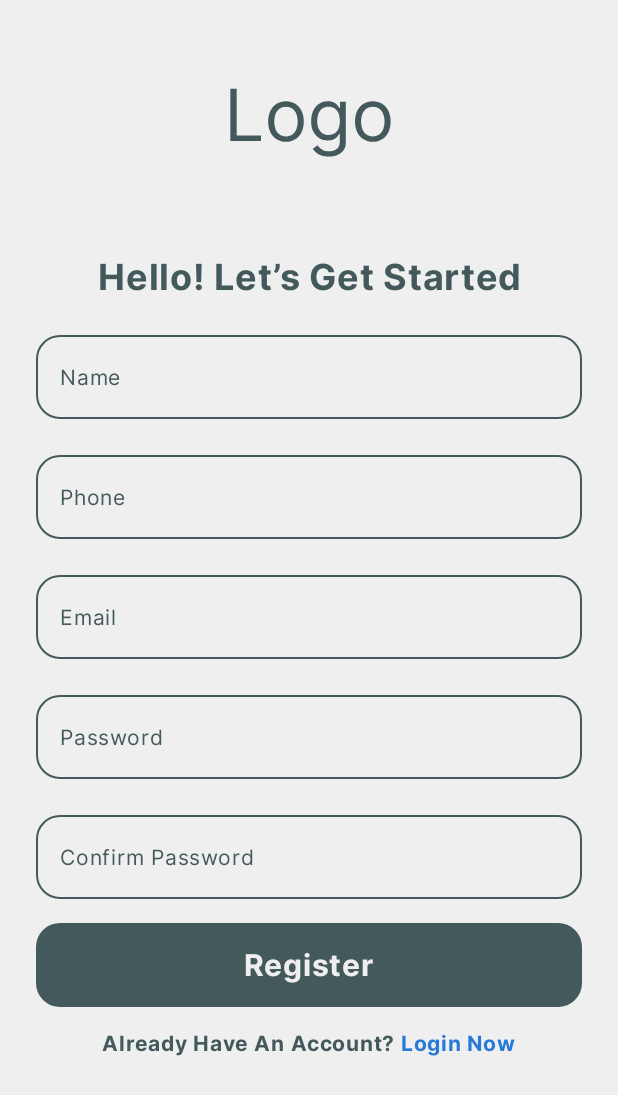
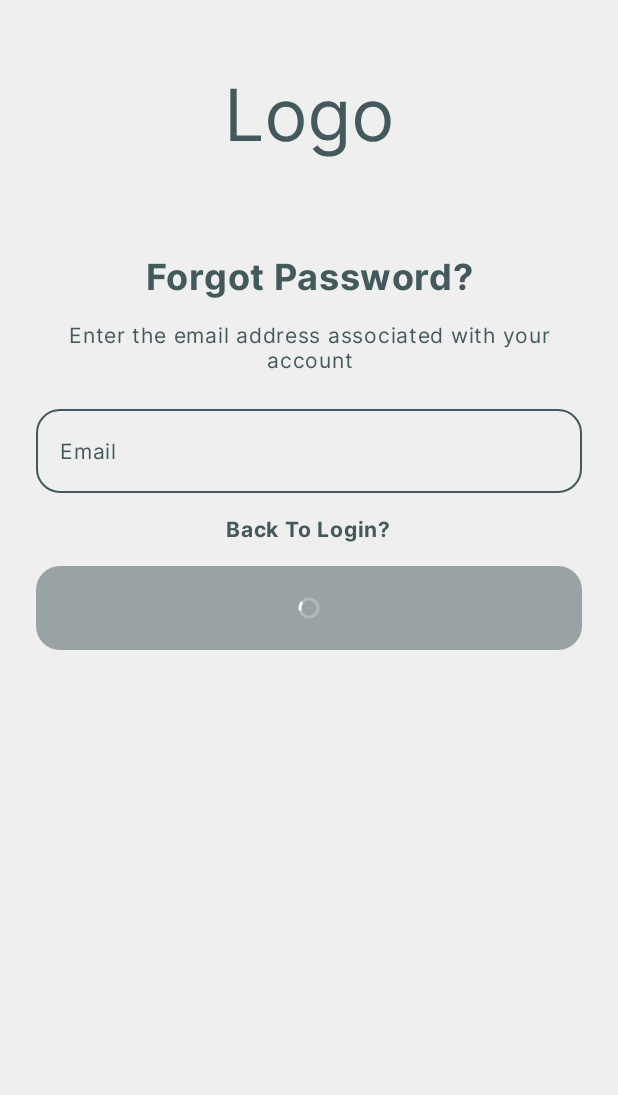
Before and after one commit to Eg-Tour-Guide/Eg-Tour-Guide-Android, an Android app built with Jetpack Compose: the screen it shows after launch (MainActivity), on a phone screen of 412 x 824 dp. Shown: the top 1095 px of the screen. Run offline under Robolectric (Android 15) with nearby library versions, the phone set to English and light mode, and no system bars; our stand-ins replace Dagger/Hilt's generated code.

Commit message:
ForgotPasswordScreen

```diff
--- /dev/null
+++ b/app/src/main/java/com/egtourguide/auth/presentation/forgot_password/ForgotPasswordScreen.kt
@@ -0,0 +1,156 @@
+package com.egtourguide.auth.presentation.forgot_password
+
+import androidx.compose.foundation.background
+import androidx.compose.foundation.layout.Arrangement
+import androidx.compose.foundation.layout.Column
+import androidx.compose.foundation.layout.fillMaxSize
+import androidx.compose.foundation.layout.fillMaxWidth
+import androidx.compose.foundation.layout.padding
+import androidx.compose.foundation.rememberScrollState
+import androidx.compose.foundation.text.ClickableText
+import androidx.compose.foundation.text.KeyboardActions
+import androidx.compose.foundation.verticalScroll
+import androidx.compose.material3.MaterialTheme
+import androidx.compose.material3.Text
+import androidx.compose.runtime.Composable
+import androidx.compose.runtime.collectAsState
+import androidx.compose.runtime.getValue
+import androidx.compose.ui.Alignment
+import androidx.compose.ui.Modifier
+import androidx.compose.ui.focus.FocusManager
+import androidx.compose.ui.platform.LocalFocusManager
+import androidx.compose.ui.res.stringResource
+import androidx.compose.ui.text.SpanStyle
+import androidx.compose.ui.text.buildAnnotatedString
+import androidx.compose.ui.text.input.ImeAction
+import androidx.compose.ui.text.style.TextAlign
+import androidx.compose.ui.text.withStyle
+import androidx.compose.ui.tooling.preview.Preview
+import androidx.compose.ui.unit.dp
+import androidx.hilt.navigation.compose.hiltViewModel
+import com.egtourguide.R
+import com.egtourguide.auth.presentation.components.AuthHeader
+import com.egtourguide.core.presentation.components.MainButton
+import com.egtourguide.core.presentation.components.MainTextField
+
+@Composable
+fun ForgotPasswordScreen(
+    viewModel: ForgotPasswordViewModel = hiltViewModel(),
+    onNavigateUp: () -> Unit = {},
+    onNavigateToOTP: () -> Unit = {}
+) {
+    val uiState by viewModel.uiState.collectAsState()
+
+    ForgotPasswordScreenContent(
+        uiState = uiState,
+        onEmailChanged = viewModel::onEmailChanged,
+        onBackToLoginClicked = onNavigateUp,
+        onNextClicked = onNavigateToOTP
+    )
+}
+
+@Composable
+fun ForgotPasswordScreenContent(
+    uiState: ForgotPasswordUIState,
+    onEmailChanged: (String) -> Unit,
+    onBackToLoginClicked: () -> Unit,
+    onNextClicked: () -> Unit
+) {
+    val scrollState = rememberScrollState()
+    val focusManager = LocalFocusManager.current
+
+    Column(
+        modifier = Modifier
+            .fillMaxSize()
+            .background(MaterialTheme.colorScheme.background)
+            .verticalScroll(scrollState)
+            .padding(horizontal = 24.dp),
+        horizontalAlignment = Alignment.CenterHorizontally,
+        verticalArrangement = Arrangement.spacedBy(16.dp)
+    ) {
+        AuthHeader(
+            title = stringResource(R.string.forgot_password)
+        )
+
+        ForgotPasswordDataSection(
+            email = uiState.email,
+            onEmailChanged = onEmailChanged,
+            focusManager = focusManager
+        )
+
+        ForgotPasswordFooter(
+            focusManager = focusManager,
+            onBackToLoginClicked = onBackToLoginClicked,
+            onNextClicked = onNextClicked,
+            isLoading = true //TODO
+        )
+    }
+}
+
+@Composable
+private fun ForgotPasswordDataSection(
+    email: String,
+    onEmailChanged: (String) -> Unit,
+    focusManager: FocusManager
+) {
+    Text(
+        text = stringResource(R.string.enter_the_email_address_associated),
+        textAlign = TextAlign.Center,
+        style = MaterialTheme.typography.titleSmall,
+        color = MaterialTheme.colorScheme.onBackground
+    )
+
+    MainTextField(
+        modifier = Modifier.fillMaxWidth(),
+        value = email,
+        onValueChanged = onEmailChanged,
+        labelText = stringResource(id = R.string.email),
+        placeholderText = stringResource(id = R.string.email),
+        imeAction = ImeAction.Done,
+        keyboardActions = KeyboardActions(
+            onDone = {
+                focusManager.clearFocus()
+            }
+        )
+    )
+}
+
+@Composable
+private fun ForgotPasswordFooter(
+    focusManager: FocusManager,
+    onBackToLoginClicked: () -> Unit,
+    onNextClicked: () -> Unit,
+    isLoading: Boolean
+) {
+    val annotatedString = buildAnnotatedString {
+        withStyle(
+            style = SpanStyle(color = MaterialTheme.colorScheme.onBackground)
+        ) {
+            append("Back To Login?")
+        }
+    }
+
+    ClickableText(
+        text = annotatedString,
+        onClick = { onBackToLoginClicked() },
+        style = MaterialTheme.typography.titleMedium
+    )
+
+    MainButton(
+        modifier = Modifier
+            .padding(bottom = 16.dp)
+            .fillMaxWidth(),
+        text = stringResource(id = R.string.verify),
+        onClick = {
+            focusManager.clearFocus()
+            onNextClicked()
+        },
+        isLoading = isLoading
+    )
+}
+
+@Preview
+@Composable
+private fun ForgotPasswordScreenPreview() {
+
+}
--- /dev/null
+++ b/app/src/main/java/com/egtourguide/auth/presentation/forgot_password/ForgotPasswordUIState.kt
@@ -0,0 +1,5 @@
+package com.egtourguide.auth.presentation.forgot_password
+
+data class ForgotPasswordUIState(
+    val email: String = ""
+)
--- /dev/null
+++ b/app/src/main/java/com/egtourguide/auth/presentation/forgot_password/ForgotPasswordViewModel.kt
@@ -0,0 +1,21 @@
+package com.egtourguide.auth.presentation.forgot_password
+
+import androidx.lifecycle.ViewModel
+import dagger.hilt.android.lifecycle.HiltViewModel
+import kotlinx.coroutines.flow.MutableStateFlow
+import kotlinx.coroutines.flow.asStateFlow
+import kotlinx.coroutines.flow.update
+import javax.inject.Inject
+
+@HiltViewModel
+class ForgotPasswordViewModel @Inject constructor(
+
+) : ViewModel() {
+    private val _uiState = MutableStateFlow(ForgotPasswordUIState())
+    val uiState = _uiState.asStateFlow()
+
+    fun onEmailChanged(email: String) {
+        _uiState.update { it.copy(email = email) }
+    }
+
+}
--- /dev/null
+++ b/app/src/main/java/com/egtourguide/auth/presentation/reset_password/ResetPasswordScreen.kt
@@ -0,0 +1 @@
+package com.egtourguide.auth.presentation.reset_password
--- /dev/null
+++ b/app/src/main/java/com/egtourguide/auth/presentation/reset_password/ResetPasswordUIState.kt
@@ -0,0 +1,6 @@
+package com.egtourguide.auth.presentation.reset_password
+
+data class ResetPasswordUIState(
+    val password: String = "",
+    val confirmPassword: String = ""
+)
--- /dev/null
+++ b/app/src/main/java/com/egtourguide/auth/presentation/reset_password/ResetPasswordViewModel.kt
@@ -0,0 +1,11 @@
+package com.egtourguide.auth.presentation.reset_password
+
+import androidx.lifecycle.ViewModel
+import dagger.hilt.android.lifecycle.HiltViewModel
+import javax.inject.Inject
+
+@HiltViewModel
+class ResetPasswordViewModel @Inject constructor(
+
+) : ViewModel() {
+}
--- a/app/src/main/java/com/egtourguide/core/presentation/MainActivity.kt
+++ b/app/src/main/java/com/egtourguide/core/presentation/MainActivity.kt
@@ -8,6 +8,7 @@ import androidx.core.view.ViewCompat
 import androidx.core.view.WindowInsetsCompat
 import androidx.core.view.updatePadding
 import androidx.navigation.compose.rememberNavController
+import com.egtourguide.auth.presentation.forgot_password.ForgotPasswordScreen
 import com.egtourguide.core.presentation.navigation.AppNavigation
 import com.egtourguide.core.presentation.navigation.AppScreen
 import com.egtourguide.core.presentation.ui.theme.EGTourGuideTheme
@@ -30,10 +31,11 @@ class MainActivity : ComponentActivity() {
         setContent {
             EGTourGuideTheme {
                 val navController = rememberNavController()
-                AppNavigation(
+                /*AppNavigation(
                     navController = navController,
                     startDestination = AppScreen.SignUp.route
-                )
+                )*/
+                ForgotPasswordScreen()
             }
         }
     }
--- a/app/src/main/java/com/egtourguide/core/presentation/components/MainButton.kt
+++ b/app/src/main/java/com/egtourguide/core/presentation/components/MainButton.kt
@@ -1,22 +1,25 @@
 package com.egtourguide.core.presentation.components
 
-import androidx.compose.foundation.background
-import androidx.compose.foundation.clickable
-import androidx.compose.foundation.layout.Box
 import androidx.compose.foundation.layout.fillMaxWidth
 import androidx.compose.foundation.layout.height
-import androidx.compose.foundation.layout.padding
+import androidx.compose.foundation.layout.size
 import androidx.compose.foundation.shape.RoundedCornerShape
-import androidx.compose.material3.CircularProgressIndicator
+import androidx.compose.material3.Button
+import androidx.compose.material3.ButtonDefaults
 import androidx.compose.material3.MaterialTheme
 import androidx.compose.material3.Text
 import androidx.compose.runtime.Composable
-import androidx.compose.ui.Alignment
+import androidx.compose.runtime.getValue
+import androidx.compose.runtime.mutableStateOf
+import androidx.compose.runtime.remember
 import androidx.compose.ui.Modifier
-import androidx.compose.ui.draw.clip
-import androidx.compose.ui.text.TextStyle
 import androidx.compose.ui.tooling.preview.Preview
 import androidx.compose.ui.unit.dp
+import com.airbnb.lottie.compose.LottieAnimation
+import com.airbnb.lottie.compose.LottieCompositionSpec
+import com.airbnb.lottie.compose.LottieConstants
+import com.airbnb.lottie.compose.rememberLottieComposition
+import com.egtourguide.R
 import com.egtourguide.core.presentation.ui.theme.EGTourGuideTheme
 
 @Preview(showBackground = true)
@@ -24,47 +27,51 @@ import com.egtourguide.core.presentation.ui.theme.EGTourGuideTheme
 private fun MainButtonPreview() {
     EGTourGuideTheme {
         MainButton(
-            modifier = Modifier
-                .fillMaxWidth()
-                .height(56.dp),
+            modifier = Modifier.fillMaxWidth(),
             text = "Test",
-            isLoading = true
+            isLoading = false
         )
     }
 }
 
-// TODO: Implement This!!
 @Composable
 fun MainButton(
     modifier: Modifier = Modifier,
     text: String = "",
+    onClick: () -> Unit = {},
     isLoading: Boolean = false,
-    onClick: () -> Unit = {},
-    textStyle: TextStyle = MaterialTheme.typography.displayMedium
+    isWightBtn: Boolean = false
 ) {
-    Box(
-        modifier = modifier
-            .clip(RoundedCornerShape(16.dp))
-            .background(
-                if (isLoading) MaterialTheme.colorScheme.outline
-                else MaterialTheme.colorScheme.primary
-            )
-            .clickable(
-                enabled = !isLoading,
-                onClick = onClick,
-            )
-            .padding(horizontal = 24.dp),
-        contentAlignment = Alignment.Center
+    val isEnabled by remember{ mutableStateOf(!isLoading) }
+    Button(
+        modifier = modifier.height(56.dp),
+        onClick = onClick,
+        shape = RoundedCornerShape(16.dp),
+        enabled = isEnabled,
+        colors = ButtonDefaults.buttonColors(
+            containerColor = if (isWightBtn) MaterialTheme.colorScheme.primaryContainer
+            else MaterialTheme.colorScheme.primary,
+            disabledContainerColor = if (isWightBtn) MaterialTheme.colorScheme.primaryContainer
+            else MaterialTheme.colorScheme.primary.copy(alpha = 0.5f),
+            contentColor = if (isWightBtn) MaterialTheme.colorScheme.onBackground
+            else MaterialTheme.colorScheme.onPrimary,
+            disabledContentColor = if (isWightBtn) MaterialTheme.colorScheme.outline
+            else MaterialTheme.colorScheme.onPrimary.copy(alpha = 0.5f),
+        )
     ) {
         if (isLoading) {
-            CircularProgressIndicator(
-                color = MaterialTheme.colorScheme.onPrimary
+            val composition by rememberLottieComposition(
+                LottieCompositionSpec.RawRes(R.raw.button_loading_anim)
+            )
+            LottieAnimation(
+                modifier = Modifier.size(72.dp),
+                composition = composition,
+                iterations = LottieConstants.IterateForever
             )
         } else {
             Text(
                 text = text,
-                color = MaterialTheme.colorScheme.onPrimary,
-                style = textStyle
+                style = MaterialTheme.typography.displayMedium
             )
         }
     }
--- a/app/src/main/res/values/strings.xml
+++ b/app/src/main/res/values/strings.xml
@@ -26,4 +26,6 @@
     <string name="verify">Verify</string>
     <string name="logo">Logo</string>
     <string name="we_sent_new_code">We sent a new code</string>
+    <string name="forgot_password">Forgot Password?</string>
+    <string name="enter_the_email_address_associated">Enter the email address associated with your account</string>
 </resources>
```
Also changed, not shown: app/src/main/res/raw/button_loading_anim.json (added, +1 -0 lines).
